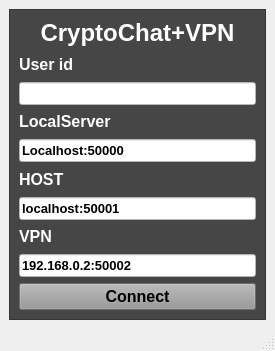
This is qt/menu_window.ui in dnoak/CryptoChat-VPN as Qt 5 draws it before an edit. The edited form follows.
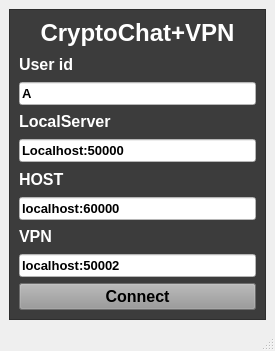
This is the edited form.

The edit to the form file:
```diff
--- a/qt/menu_window.ui
+++ b/qt/menu_window.ui
@@ -23,7 +23,7 @@
     <item>
      <widget class="QFrame" name="frame">
       <property name="styleSheet">
-       <string notr="true">background-color: rgb(70, 70, 70)</string>
+       <string notr="true">background-color: rgb(60, 60, 60)</string>
       </property>
       <property name="frameShape">
        <enum>QFrame::StyledPanel</enum>
@@ -58,7 +58,7 @@
           <string notr="true">background-color: rgb(255, 255, 255);</string>
          </property>
          <property name="text">
-          <string/>
+          <string>A</string>
          </property>
         </widget>
        </item>
@@ -117,7 +117,7 @@
           <string notr="true">background-color: rgb(255, 255, 255);</string>
          </property>
          <property name="text">
-          <string>localhost:50001</string>
+          <string>localhost:60000</string>
          </property>
         </widget>
        </item>
@@ -140,7 +140,7 @@
           <string notr="true">background-color: rgb(255, 255, 255);</string>
          </property>
          <property name="text">
-          <string>192.168.0.2:50002</string>
+          <string>localhost:50002</string>
          </property>
         </widget>
        </item>
```
